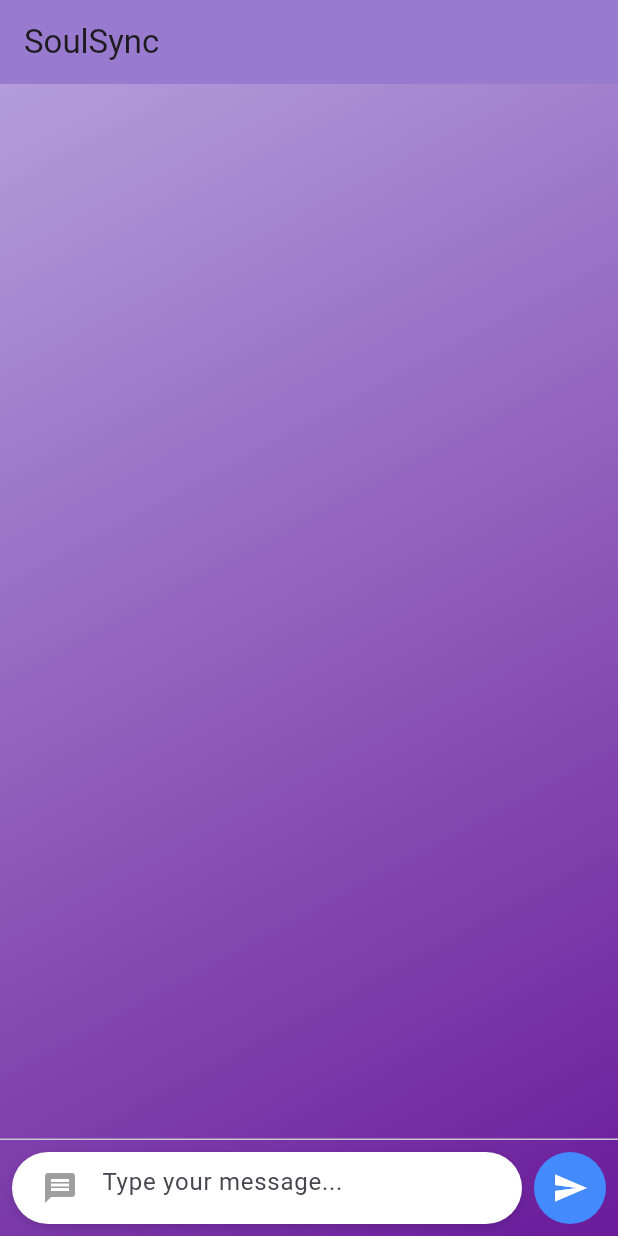
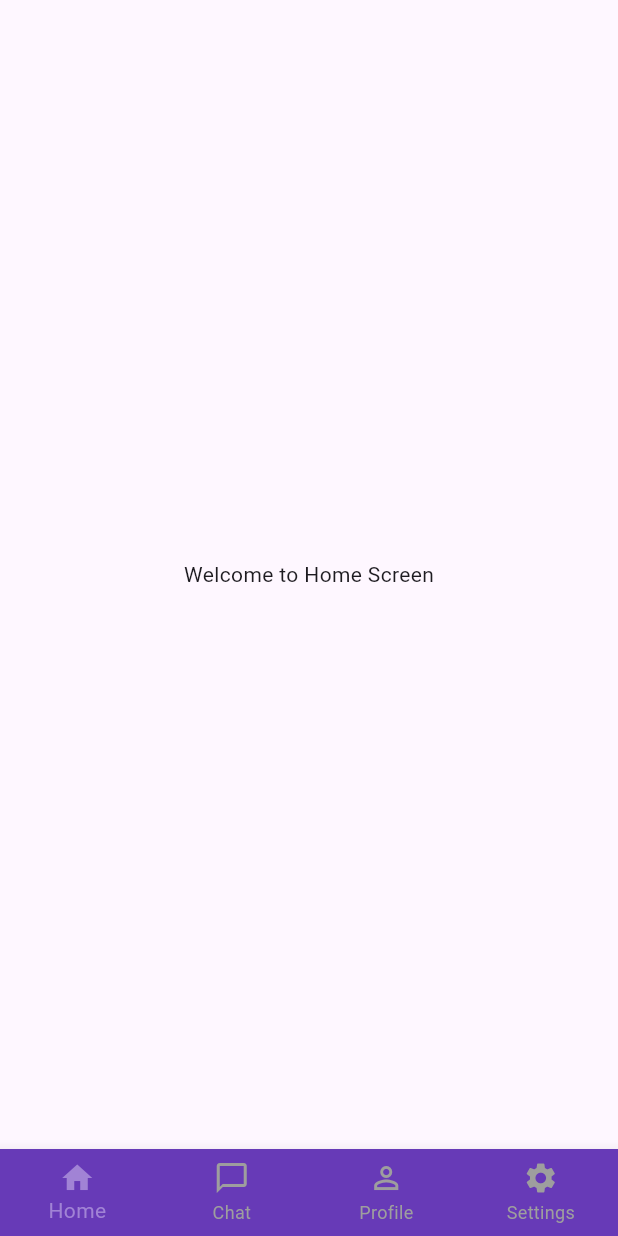
Before and after one commit to reyaayah/soulsync, a Flutter app: the screen it shows after launch, on a phone screen of 412 x 824 dp. Run offline on Flutter 3.47's test engine with Material 3 defaults, Android fonts, the light colour scheme and no system bars; our stand-ins replace dio, flutter_colorpicker, flutter_riverpod.

Commit message:
Added a color picker and bottomnavbar

```diff
--- a/lib/main.dart
+++ b/lib/main.dart
@@ -1,6 +1,7 @@
 import 'package:flutter/material.dart';
 import 'package:flutter_riverpod/flutter_riverpod.dart';
-import 'chat_screen.dart';
+import 'package:soulsync/pages/home_page.dart';
+import 'pages/chat_screen.dart';
 
 void main() {
   runApp(const ProviderScope(child: MyApp()));
@@ -17,7 +18,7 @@ class MyApp extends StatelessWidget {
         primarySwatch: Colors.indigo,
         useMaterial3: true,
       ),
-      home: const ChatScreen(),
+      home: const HomePage(),
     );
   }
 }
--- /dev/null
+++ b/lib/pages/home_page.dart
@@ -0,0 +1,62 @@
+import 'package:flutter/material.dart';
+import 'package:soulsync/pages/profile_page.dart';
+import 'package:soulsync/pages/settings.dart';
+import 'chat_screen.dart';
+import 'home_screen.dart';
+
+class HomePage extends StatefulWidget {
+  const HomePage({super.key});
+
+  @override
+  State<HomePage> createState() => _HomePageState();
+}
+
+class _HomePageState extends State<HomePage> {
+  int _currentIndex = 0;
+
+  final List<Widget> _screens = const [
+    HomeScreen(),
+    ChatScreen(),
+    ProfileScreen(),
+    SettingsScreen(),
+  ];
+
+  void _onTabTapped(int index) {
+    setState(() {
+      _currentIndex = index;
+    });
+  }
+
+  @override
+  Widget build(BuildContext context) {
+    return Scaffold(
+      body: _screens[_currentIndex],
+      bottomNavigationBar: BottomNavigationBar(
+        currentIndex: _currentIndex,
+        onTap: _onTabTapped,
+        selectedItemColor: const Color.fromARGB(255, 161, 131, 213),
+        unselectedItemColor: Colors.grey,
+        backgroundColor: Colors.deepPurple,
+        type: BottomNavigationBarType.fixed,
+        items: const [
+          BottomNavigationBarItem(
+            icon: Icon(Icons.home),
+            label: 'Home',
+          ),
+          BottomNavigationBarItem(
+            icon: Icon(Icons.chat_bubble_outline),
+            label: 'Chat',
+          ),
+          BottomNavigationBarItem(
+            icon: Icon(Icons.person_outline),
+            label: 'Profile',
+          ),
+          BottomNavigationBarItem(
+            icon: Icon(Icons.settings),
+            label: 'Settings',
+          ),
+        ],
+      ),
+    );
+  }
+}
--- /dev/null
+++ b/lib/pages/home_screen.dart
@@ -0,0 +1,10 @@
+import 'package:flutter/material.dart';
+
+class HomeScreen extends StatelessWidget {
+  const HomeScreen({super.key});
+
+  @override
+  Widget build(BuildContext context) {
+    return const Center(child: Text('Welcome to Home Screen'));
+  }
+}
--- a/pubspec.yaml
+++ b/pubspec.yaml
@@ -38,6 +38,7 @@ dependencies:
   flutter_riverpod: ^2.6.1
   dio: ^5.8.0+1
   intl: ^0.20.2
+  flutter_colorpicker: ^1.1.0
 
 dev_dependencies:
   flutter_test:
```
Also changed, not shown: lib/pages/chat_screen.dart (renamed from lib/chat_screen.dart, +46 -5 lines), lib/pages/profile_page.dart (added, +10 -0 lines), lib/pages/settings.dart (added, +10 -0 lines), pubspec.lock.
